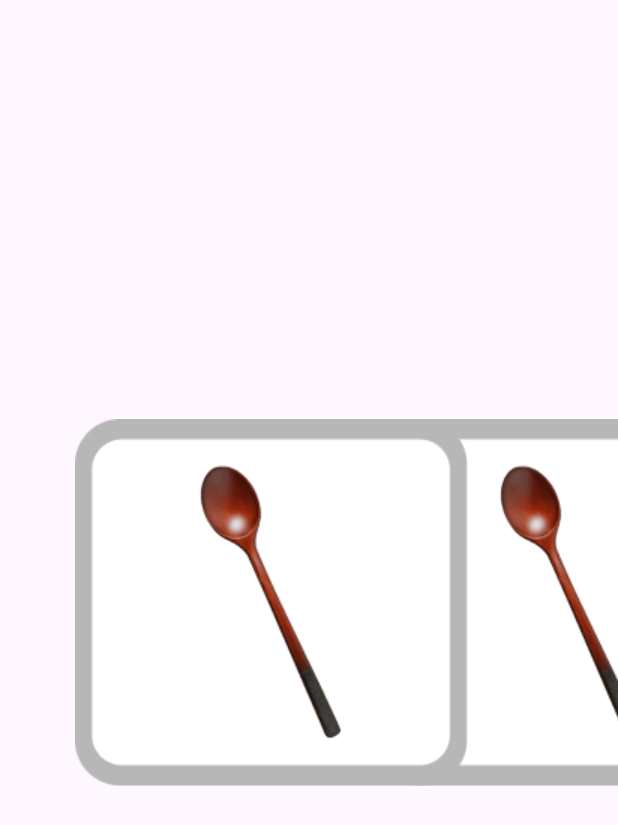
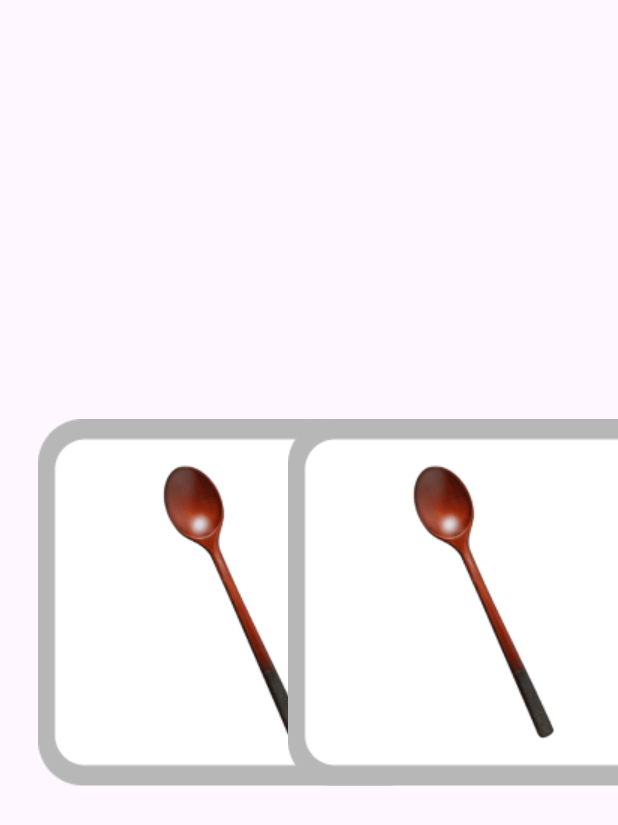
Before and after one commit to teamUMUL/tory, an Android app built with Jetpack Compose: the composable SuccessAnimation shown on its own in the app's theme, on a phone screen of 412 x 824 dp. Shown: the top 825 px of the screen. Run offline under Robolectric (Android 15) with nearby library versions, the phone set to English and light mode, and no system bars.

Commit message:
success Dialog 구현 완료

```diff
--- a/app/src/main/java/inu/thebite/tory/screens/homescreen/dialog/successDialod.kt
+++ b/app/src/main/java/inu/thebite/tory/screens/homescreen/dialog/successDialog.kt
@@ -1,8 +1,7 @@
 package inu.thebite.tory.screens.homescreen.dialog
 
 import androidx.compose.animation.core.Animatable
-import androidx.compose.animation.core.animateDpAsState
-import androidx.compose.animation.core.animateFloatAsState
+import androidx.compose.animation.core.LinearEasing
 import androidx.compose.animation.core.tween
 import androidx.compose.foundation.Image
 import androidx.compose.foundation.background
@@ -10,18 +9,13 @@ import androidx.compose.foundation.layout.Arrangement
 import androidx.compose.foundation.layout.Box
 import androidx.compose.foundation.layout.Column
 import androidx.compose.foundation.layout.Row
-import androidx.compose.foundation.layout.Spacer
 import androidx.compose.foundation.layout.fillMaxSize
 import androidx.compose.foundation.layout.fillMaxWidth
 import androidx.compose.foundation.layout.height
-import androidx.compose.foundation.layout.heightIn
 import androidx.compose.foundation.layout.offset
 import androidx.compose.foundation.layout.padding
-import androidx.compose.foundation.layout.width
-import androidx.compose.foundation.text.BasicTextField
+import androidx.compose.foundation.layout.size
 import androidx.compose.material3.Button
-import androidx.compose.material3.MaterialTheme
-import androidx.compose.material3.Slider
 import androidx.compose.material3.Text
 import androidx.compose.runtime.Composable
 import androidx.compose.runtime.LaunchedEffect
@@ -29,18 +23,14 @@ import androidx.compose.runtime.getValue
 import androidx.compose.runtime.mutableStateOf
 import androidx.compose.runtime.remember
 import androidx.compose.runtime.setValue
-import androidx.compose.runtime.snapshots.SnapshotApplyResult
 import androidx.compose.ui.Alignment
 import androidx.compose.ui.Modifier
-import androidx.compose.ui.draw.clip
-import androidx.compose.ui.draw.rotate
+import androidx.compose.ui.geometry.Offset
 import androidx.compose.ui.graphics.Color
-import androidx.compose.ui.graphics.painter.Painter
+import androidx.compose.ui.graphics.graphicsLayer
 import androidx.compose.ui.res.painterResource
-import androidx.compose.ui.text.TextStyle
 import androidx.compose.ui.unit.IntOffset
 import androidx.compose.ui.unit.dp
-import androidx.compose.ui.unit.sp
 import androidx.compose.ui.window.Dialog
 import inu.thebite.tory.R
 import kotlinx.coroutines.delay
@@ -74,29 +64,6 @@ fun SuccessDialog(
                         SuccessAnimation()
                     }
 
-
-
-
-                    Row(
-                        modifier = Modifier
-                            .fillMaxWidth()
-                            .padding(top = 16.dp),
-                        horizontalArrangement = Arrangement.SpaceBetween
-                    ) {
-
-
-                        Button(
-                            onClick = {
-
-                                onDismiss()
-                            },
-                            modifier = Modifier
-                                .height(50.dp)
-                                .weight(1f)
-                        ) {
-                            Text(text = "Confirm")
-                        }
-                    }
                 }
             }
         )
@@ -106,41 +73,51 @@ fun SuccessDialog(
 @Composable
 fun SuccessAnimation(
 
-){var slideOffset by remember { mutableStateOf(0f) }
 
-    val animatable = remember { Animatable(0f) }
-    val targetValue = 300f // Adjust this value to control the distance of the slide
+){
+    val animatable1 = remember { Animatable(450f) }
+    val animatable2 = remember { Animatable(-200f) } //처음 시작 위치 지정
 
+    val targetValue1 = 250f // 멈추는 위치 지정
+    val targetValue2 = 0f
     LaunchedEffect(Unit) {
-        delay(500) // Delay to start the animation after 1 second
-        animatable.animateTo(
-            targetValue,
-            animationSpec = tween(durationMillis = 2000)
+//        delay(500) // Delay to start the animation after 0.5 second
+
+        animatable2.animateTo(
+            targetValue2,
+            animationSpec = tween(durationMillis = 1000)   //처음 지정한 위치에서 타겟 위치로 변경
         )
+        animatable1.animateTo(
+            targetValue1,
+            animationSpec = tween(durationMillis = 1000)   //애니매이션 지속시간
+        )
+
     }
 
-    val modifier: Modifier = Modifier
+    val modifier1: Modifier = Modifier
 
-        .offset { IntOffset(animatable.value.roundToInt(), 0) }
+        .offset { IntOffset(animatable1.value.roundToInt(), 0) }
+
+    val modifier2: Modifier = Modifier
+        .offset { IntOffset(animatable2.value.roundToInt(), 0) }
+
 
     Box(
         modifier = Modifier
-            .padding(bottom = 20.dp, end = 50.dp)
-
+            .padding(bottom = 20.dp, end = 100.dp)
             .fillMaxSize(),
         contentAlignment = Alignment.Center
     ) {
         Image(
-            painter = painterResource(id = R.drawable.spoon_1), // Replace with your image
+            painter = painterResource(id = R.drawable.spoon_1), // 다른 사진 대체하는 곳
             contentDescription = null,
-            modifier = modifier
+            modifier = modifier2
         )
 
         Image(
-            painter = painterResource(id = R.drawable.spoon_1), // Replace with your image
+            painter = painterResource(id = R.drawable.spoon_1), // 다른 움직이는 사진 대체하는 곳
             contentDescription = null,
-            modifier = Modifier
-                .offset(x = slideOffset.dp)
+            modifier = modifier1
         )
     }
 }
```
